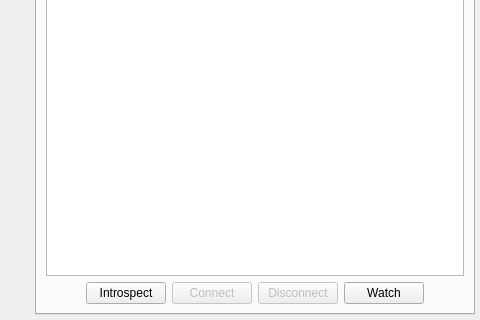
Before: the Qt Designer form tomviz/AcquisitionWidget.ui in OpenChemistry/tomviz, drawn with Qt 5; both pictures show x 887 to 1367 and y 477 to 797 of the 1367 by 797 pixel window.
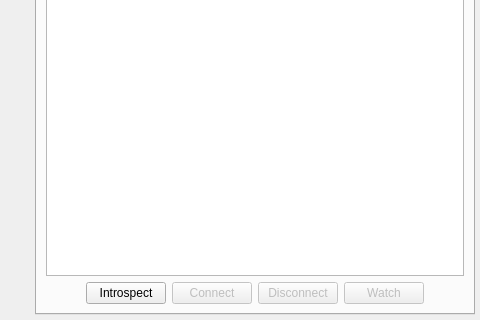
After: the same form once the commit is applied. Custom widgets are drawn as their Qt base class.

Commit message: Allow user to stop watching

Patch:
```diff
--- a/tomviz/AcquisitionWidget.ui
+++ b/tomviz/AcquisitionWidget.ui
@@ -320,6 +320,9 @@
           </item>
           <item>
            <widget class="QPushButton" name="watchButton">
+            <property name="enabled">
+             <bool>false</bool>
+            </property>
             <property name="text">
              <string>Watch</string>
             </property>
```
Left out of the diff: 19 changed lines with no effect on the pictures. The commit also changes 1 other file.
